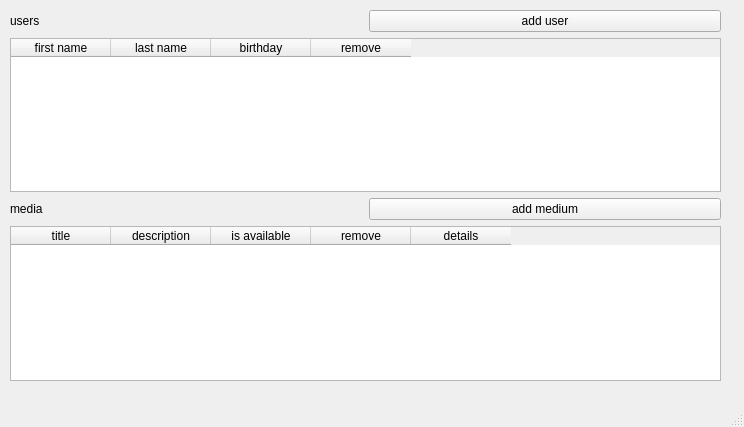
This is mainwindow.ui in alexinatra2/prog2-beleg-qt as Qt 5 draws it before an edit. The edited form follows.
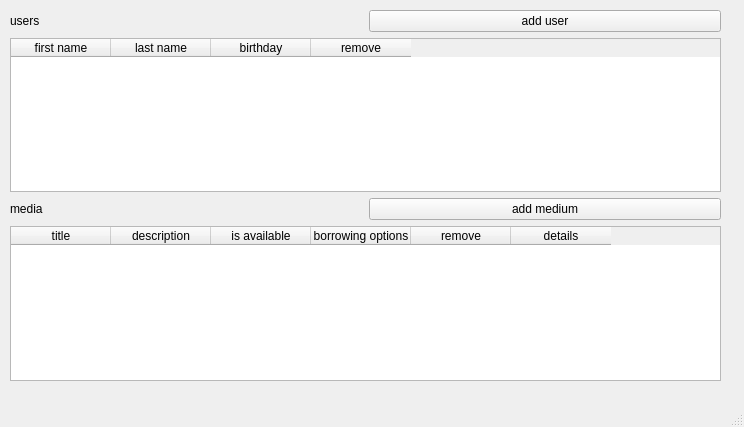
This is the edited form.

Commit message: ADD implemented borrowing, introduced bug where adding media crashes program

Diff of the .ui file:
```diff
--- a/mainwindow.ui
+++ b/mainwindow.ui
@@ -105,6 +105,11 @@
          <string>is available</string>
         </property>
        </column>
+       <column>
+        <property name="text">
+         <string>borrowing options</string>
+        </property>
+       </column>
        <column>
         <property name="text">
          <string>remove</string>
```
The commit also changes 7 other files.
